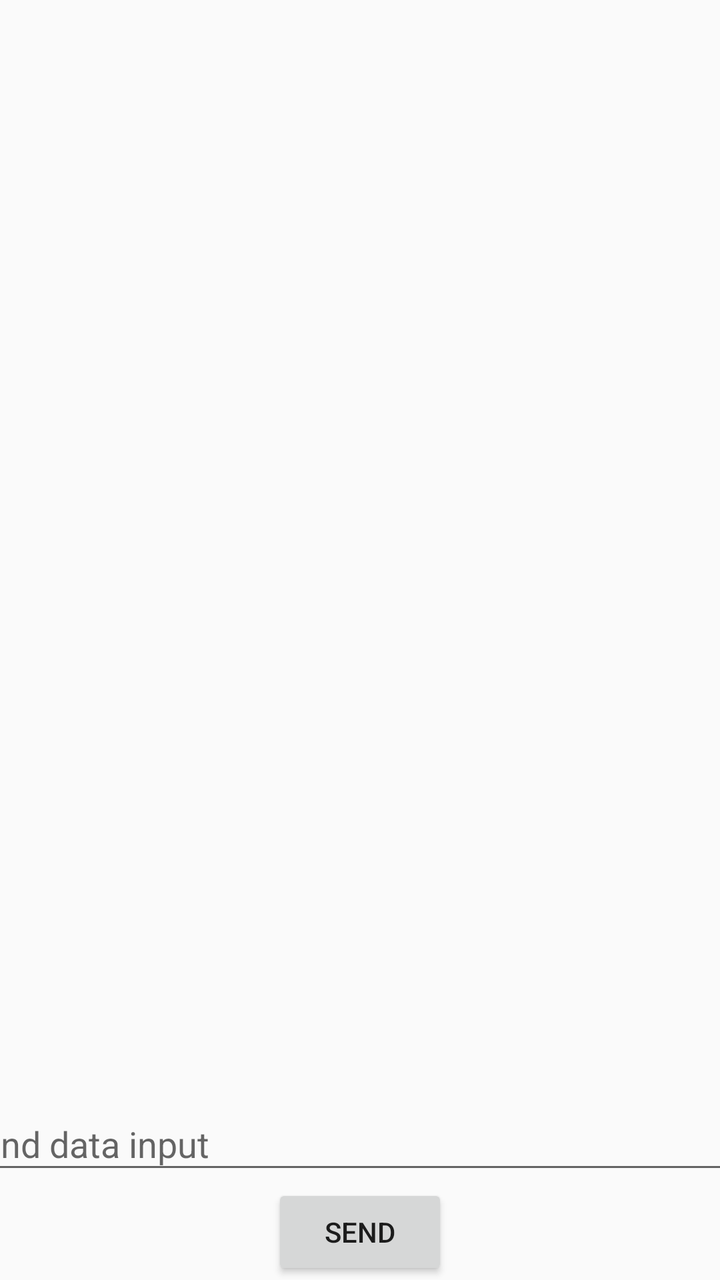
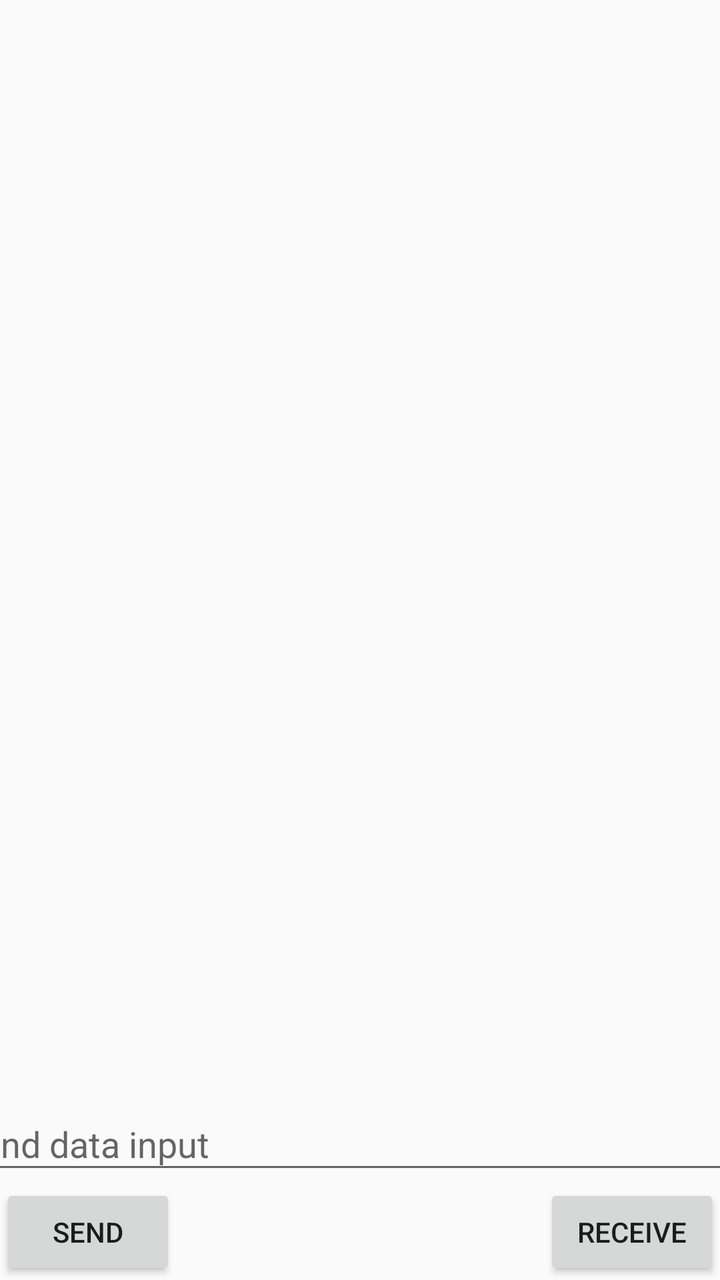

The first picture is an Android layout as it rendered before a commit; the second is the same layout after the commit. The layout source and the unified diff follow.
<!-- AndroidManifest.xml: application theme AppTheme -->
<!-- res/layout/activity_main.xml -->
<?xml version="1.0" encoding="utf-8"?>
<androidx.constraintlayout.widget.ConstraintLayout xmlns:android="http://schemas.android.com/apk/res/android"
    xmlns:app="http://schemas.android.com/apk/res-auto"
    xmlns:tools="http://schemas.android.com/tools"
    android:layout_width="match_parent"
    android:layout_height="match_parent"
    tools:context=".MainActivity">

    <Button
        android:id="@+id/sendData"
        android:layout_width="wrap_content"
        android:layout_height="wrap_content"
        android:text="Send"
        app:layout_constraintBottom_toBottomOf="parent"
        app:layout_constraintEnd_toEndOf="parent"
        app:layout_constraintStart_toStartOf="parent" />

    <com.google.android.material.textfield.TextInputLayout
        android:layout_width="409dp"
        android:layout_height="wrap_content"
        app:layout_constraintBottom_toTopOf="@+id/sendData"
        app:layout_constraintEnd_toEndOf="parent"
        app:layout_constraintStart_toStartOf="parent">

        <com.google.android.material.textfield.TextInputEditText
            android:layout_width="match_parent"
            android:inputType="number"
            android:layout_height="wrap_content"
            android:id="@+id/input"
            android:hint="Send data input" />
    </com.google.android.material.textfield.TextInputLayout>
</androidx.constraintlayout.widget.ConstraintLayout>
<!-- resources referenced by this layout -->
<resources>
  <style name="AppTheme" parent="Theme.AppCompat.Light.DarkActionBar">
          
          <item name="colorPrimary">@color/colorPrimary</item>
          <item name="colorPrimaryDark">@color/colorPrimaryDark</item>
          <item name="colorAccent">@color/colorAccent</item>
      </style>
  <color name="colorPrimary">#6200EE</color>
  <color name="colorPrimaryDark">#3700B3</color>
  <color name="colorAccent">#03DAC5</color>
</resources>

<!-- the commit's change to res/layout/activity_main.xml (unified diff, before → after) -->
@@ -12,10 +12,10 @@
         android:layout_height="wrap_content"
         android:text="Send"
         app:layout_constraintBottom_toBottomOf="parent"
-        app:layout_constraintEnd_toEndOf="parent"
         app:layout_constraintStart_toStartOf="parent" />
 
     <com.google.android.material.textfield.TextInputLayout
+        android:id="@+id/textInputLayout"
         android:layout_width="409dp"
         android:layout_height="wrap_content"
         app:layout_constraintBottom_toTopOf="@+id/sendData"
@@ -23,10 +23,19 @@
         app:layout_constraintStart_toStartOf="parent">
 
         <com.google.android.material.textfield.TextInputEditText
+            android:id="@+id/input"
             android:layout_width="match_parent"
-            android:inputType="number"
             android:layout_height="wrap_content"
-            android:id="@+id/input"
-            android:hint="Send data input" />
+            android:hint="Send data input"
+            android:inputType="number" />
     </com.google.android.material.textfield.TextInputLayout>
+
+    <Button
+        android:id="@+id/receive"
+        android:layout_width="wrap_content"
+        android:layout_height="wrap_content"
+        android:text="Receive"
+        app:layout_constraintBottom_toBottomOf="parent"
+        app:layout_constraintEnd_toEndOf="parent"
+        app:layout_constraintTop_toBottomOf="@+id/textInputLayout" />
 </androidx.constraintlayout.widget.ConstraintLayout>
